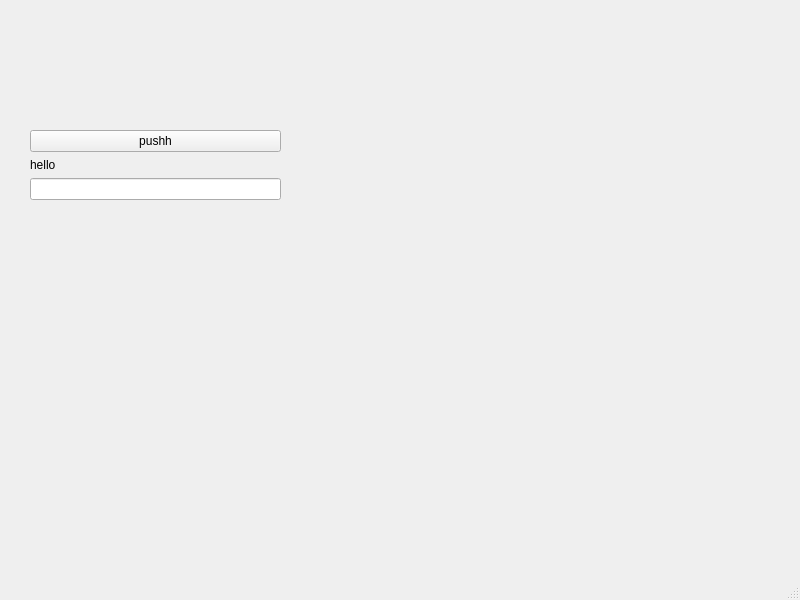
Above: untitled.ui from Brian-Jane/csProject before the change. Below: the same form after it.
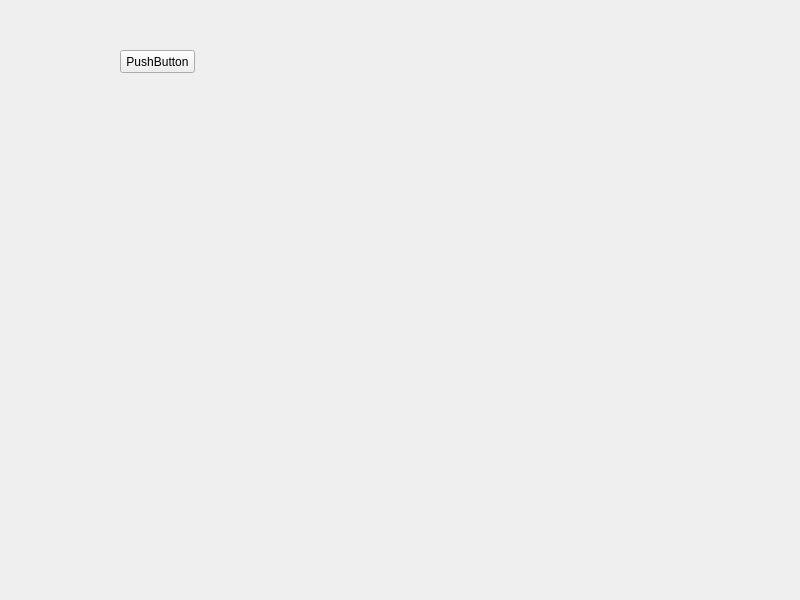
That is the form after the change.

```diff
--- a/untitled.ui
+++ b/untitled.ui
@@ -14,40 +14,18 @@
    <string>MyWindow</string>
   </property>
   <widget class="QWidget" name="centralwidget">
-   <widget class="QWidget" name="verticalLayoutWidget">
+   <widget class="QPushButton" name="button1">
     <property name="geometry">
      <rect>
-      <x>30</x>
-      <y>130</y>
-      <width>251</width>
-      <height>70</height>
+      <x>120</x>
+      <y>50</y>
+      <width>75</width>
+      <height>23</height>
      </rect>
     </property>
-    <layout class="QVBoxLayout" name="verticalLayout">
-     <item>
-      <widget class="QPushButton" name="pushButton">
-       <property name="text">
-        <string>pushh</string>
-       </property>
-      </widget>
-     </item>
-     <item>
-      <widget class="QLabel" name="label">
-       <property name="maximumSize">
-        <size>
-         <width>16777215</width>
-         <height>124</height>
-        </size>
-       </property>
-       <property name="text">
-        <string>hello</string>
-       </property>
-      </widget>
-     </item>
-     <item>
-      <widget class="QLineEdit" name="lineEdit"/>
-     </item>
-    </layout>
+    <property name="text">
+     <string>PushButton</string>
+    </property>
    </widget>
   </widget>
   <widget class="QMenuBar" name="menubar">
@@ -60,7 +38,6 @@
     </rect>
    </property>
   </widget>
-  <widget class="QStatusBar" name="statusbar"/>
  </widget>
  <resources/>
  <connections>
```
Left out of the diff: 24 changed lines with no effect on the pictures.
